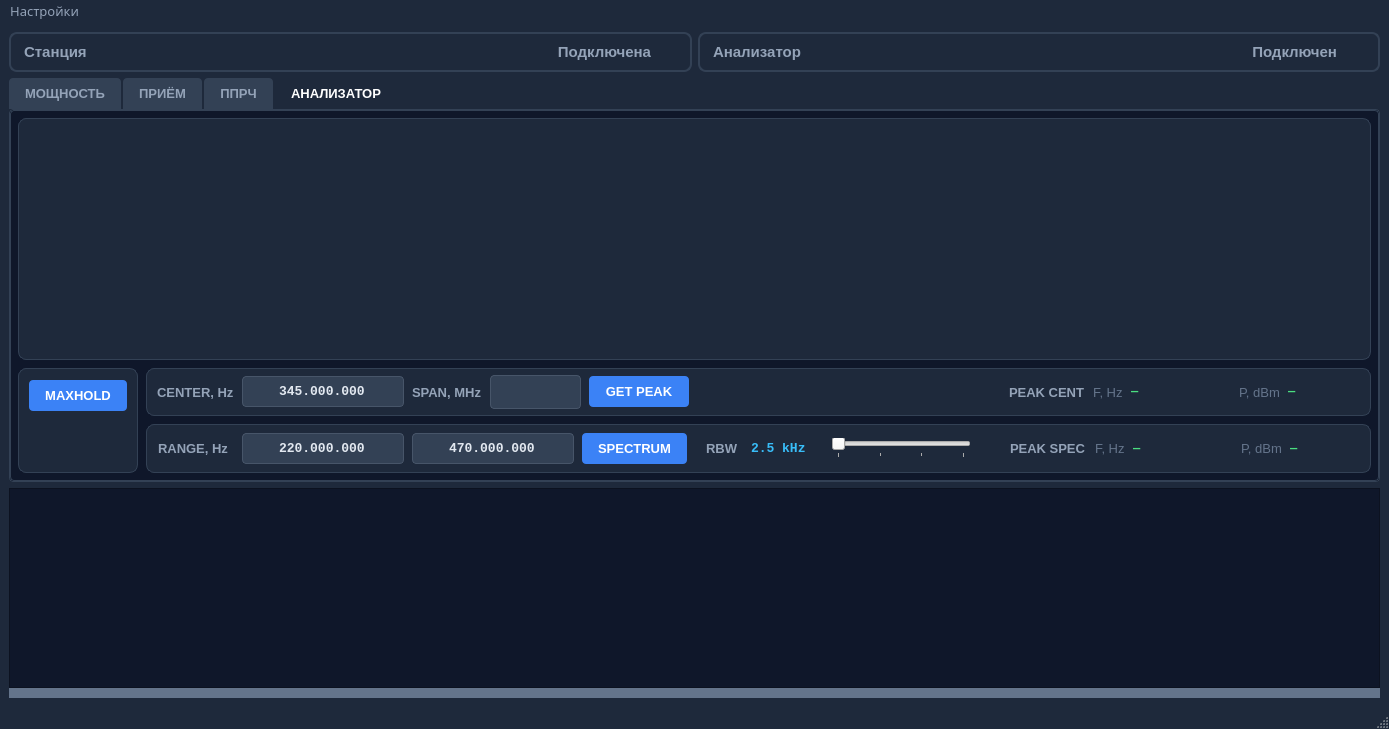
Old version of the form mainwindow.ui in the repository vitalisimys/Check_station.
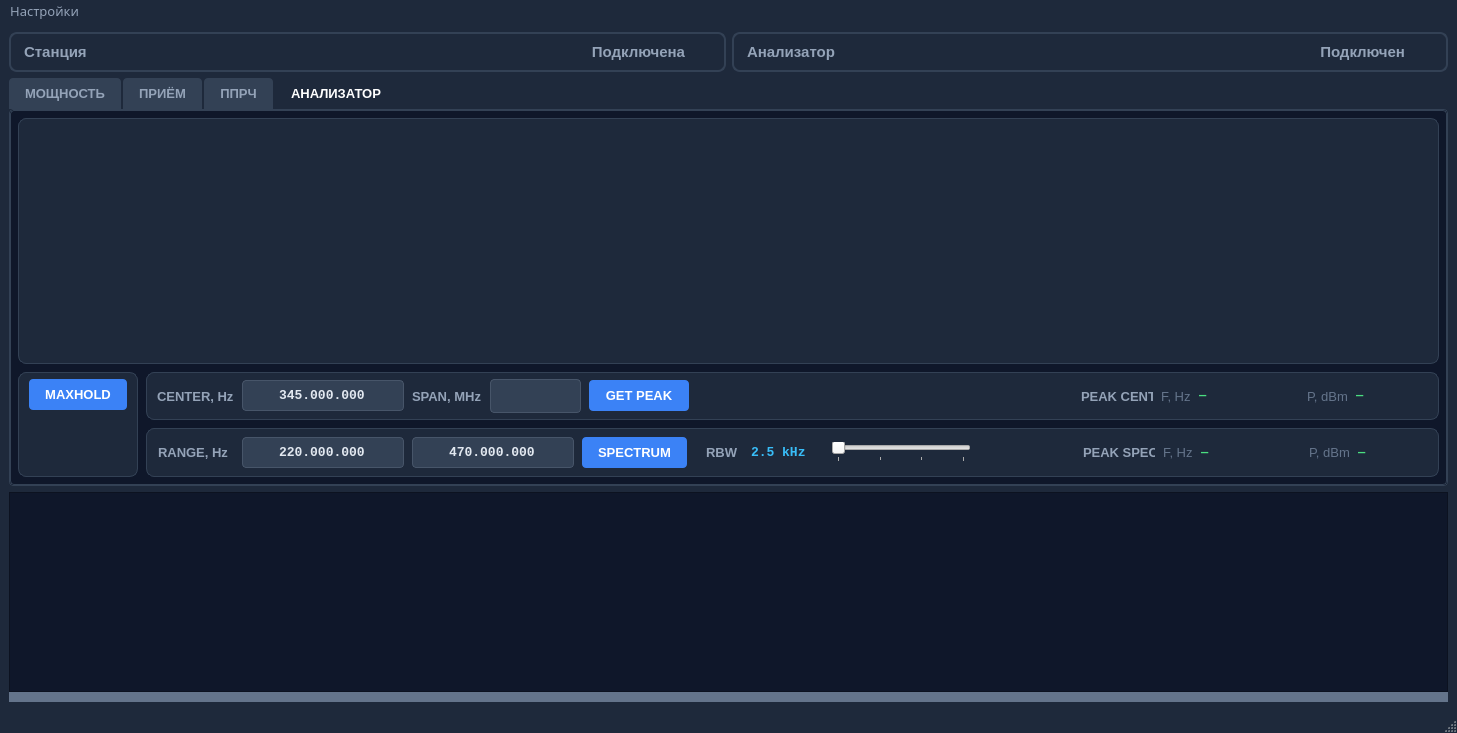
New version of the form. Icons and pictures are not drawn. Custom widgets are drawn as their Qt base class.

Commit message: Картинки в GUI

```diff
--- a/mainwindow.ui
+++ b/mainwindow.ui
@@ -9,8 +9,8 @@
    <rect>
     <x>0</x>
     <y>0</y>
-    <width>1389</width>
-    <height>729</height>
+    <width>1457</width>
+    <height>733</height>
    </rect>
   </property>
   <property name="windowTitle">
@@ -534,14 +534,14 @@
                  </property>
                  <property name="minimumSize">
                   <size>
-                   <width>35</width>
-                   <height>35</height>
+                   <width>50</width>
+                   <height>50</height>
                   </size>
                  </property>
                  <property name="maximumSize">
                   <size>
-                   <width>35</width>
-                   <height>35</height>
+                   <width>50</width>
+                   <height>50</height>
                   </size>
                  </property>
                  <property name="cursor">
@@ -571,8 +571,8 @@
                  </property>
                  <property name="iconSize">
                   <size>
-                   <width>40</width>
-                   <height>40</height>
+                   <width>50</width>
+                   <height>50</height>
                   </size>
                  </property>
                  <property name="flat">
@@ -817,6 +817,18 @@
                </item>
                <item>
                 <widget class="QLabel" name="labelPeakFreq">
+                 <property name="minimumSize">
+                  <size>
+                   <width>72</width>
+                   <height>0</height>
+                  </size>
+                 </property>
+                 <property name="maximumSize">
+                  <size>
+                   <width>72</width>
+                   <height>16777215</height>
+                  </size>
+                 </property>
                  <property name="font">
                   <font>
                    <pointsize>10</pointsize>
@@ -1202,6 +1214,18 @@
                </item>
                <item>
                 <widget class="QLabel" name="labelSpectrumPeak">
+                 <property name="minimumSize">
+                  <size>
+                   <width>72</width>
+                   <height>0</height>
+                  </size>
+                 </property>
+                 <property name="maximumSize">
+                  <size>
+                   <width>72</width>
+                   <height>16777215</height>
+                  </size>
+                 </property>
                  <property name="font">
                   <font>
                    <pointsize>10</pointsize>
@@ -1441,7 +1465,7 @@
     <rect>
      <x>0</x>
      <y>0</y>
-     <width>1389</width>
+     <width>1457</width>
      <height>21</height>
     </rect>
    </property>
```
Left out of the diff: 6 changed lines with no effect on the pictures. The commit also changes 5 other files.
